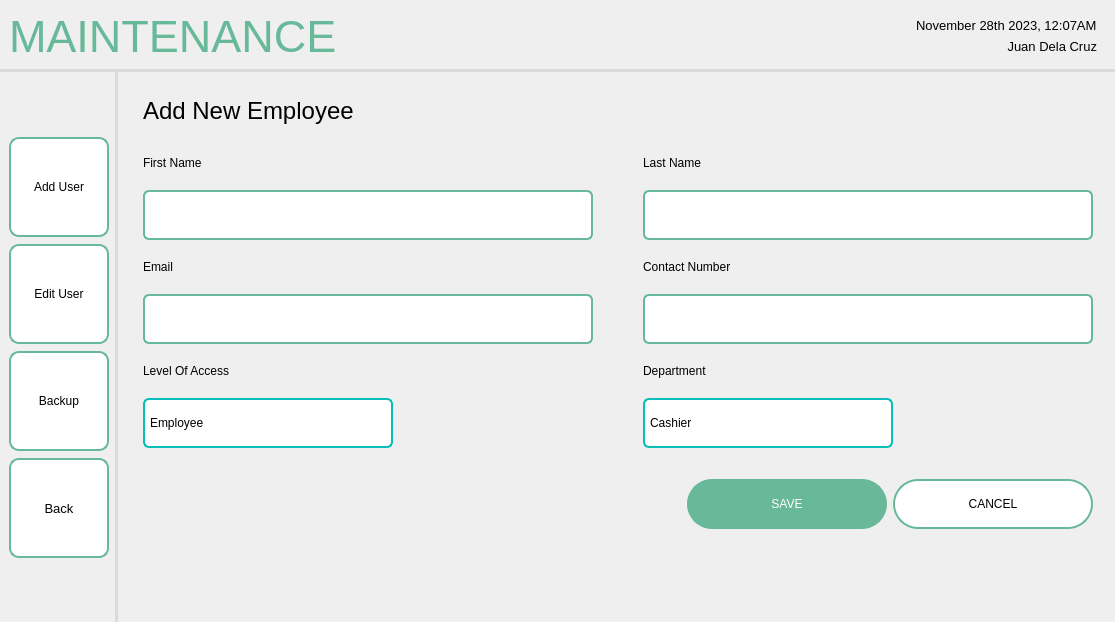
First picture: the form in screens/ui/admin_ui/admin_maintenance/maintenanceADDUser.ui, repository sehae/POS-with-Inventory-System, before the edit.
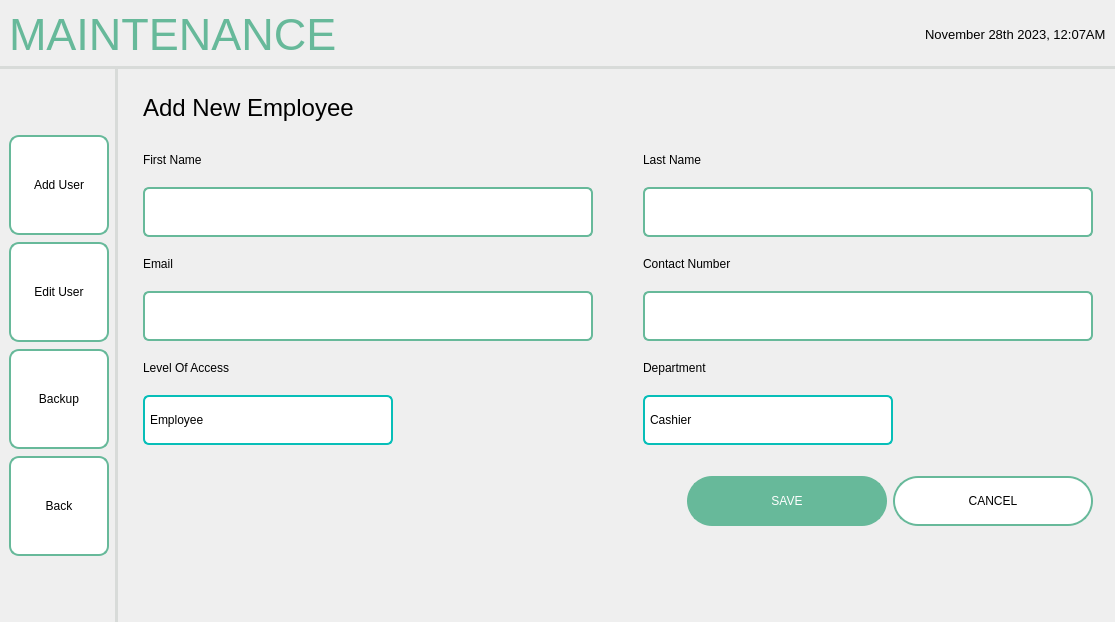
Second picture: the form after the edit. Icons and pictures are not drawn.

What changed in the file:
```diff
--- a/screens/ui/admin_ui/admin_maintenance/maintenanceADDUser.ui
+++ b/screens/ui/admin_ui/admin_maintenance/maintenanceADDUser.ui
@@ -221,7 +221,7 @@
             </property>
             <property name="font">
              <font>
-              <pointsize>10</pointsize>
+              <pointsize>9</pointsize>
              </font>
             </property>
             <property name="styleSheet">
@@ -317,9 +317,6 @@
            </spacer>
           </item>
           <item>
-           <widget class="QFrame" name="systemLabel">
-            <layout class="QVBoxLayout" name="verticalLayout_12">
-             <item>
               <widget class="QLabel" name="sysTimeDate">
                <property name="font">
                 <font>
@@ -336,29 +333,6 @@
                </property>
               </widget>
              </item>
-             <item>
-              <widget class="QLabel" name="userName">
-               <property name="font">
-                <font>
-                 <pointsize>10</pointsize>
-                </font>
-               </property>
-               <property name="styleSheet">
-                <string notr="true">QLabel {
-    color: black;
-}</string>
-               </property>
-               <property name="text">
-                <string>Juan Dela Cruz</string>
-               </property>
-               <property name="alignment">
-                <set>Qt::AlignRight|Qt::AlignTrailing|Qt::AlignVCenter</set>
-               </property>
-              </widget>
-             </item>
-            </layout>
-           </widget>
-          </item>
          </layout>
         </widget>
        </item>
@@ -418,6 +392,9 @@
                 </property>
                 <item>
                  <widget class="QWidget" name="formWidget" native="true">
+                  <property name="styleSheet">
+                   <string notr="true"/>
+                  </property>
                   <layout class="QFormLayout" name="formLayout_2">
                    <property name="labelAlignment">
                     <set>Qt::AlignLeading|Qt::AlignLeft|Qt::AlignVCenter</set>
```
Left out of the diff: 4 changed lines with no effect on the pictures. Lines whose indentation alone changed are shown as unchanged.
